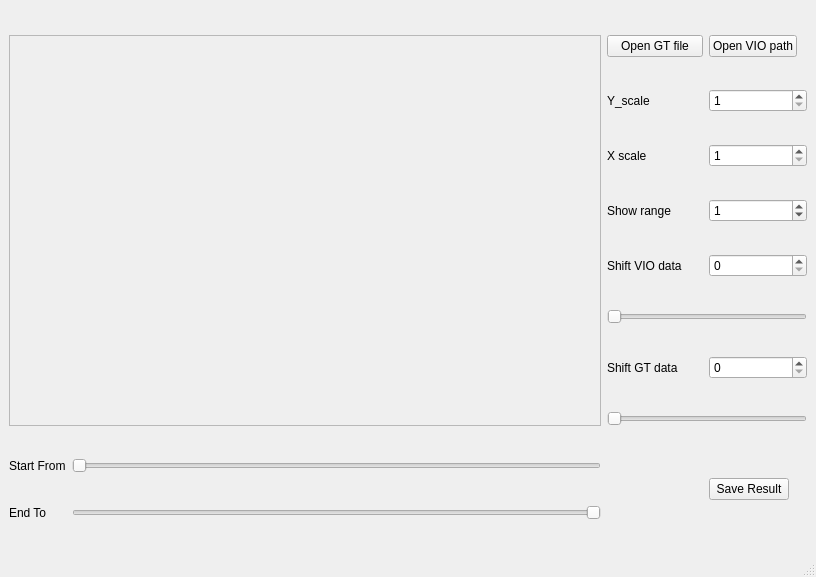
This is ui/main.ui in Jaron0211/vicon_alignment_tools as Qt 5 draws it before an edit. The edited form follows.
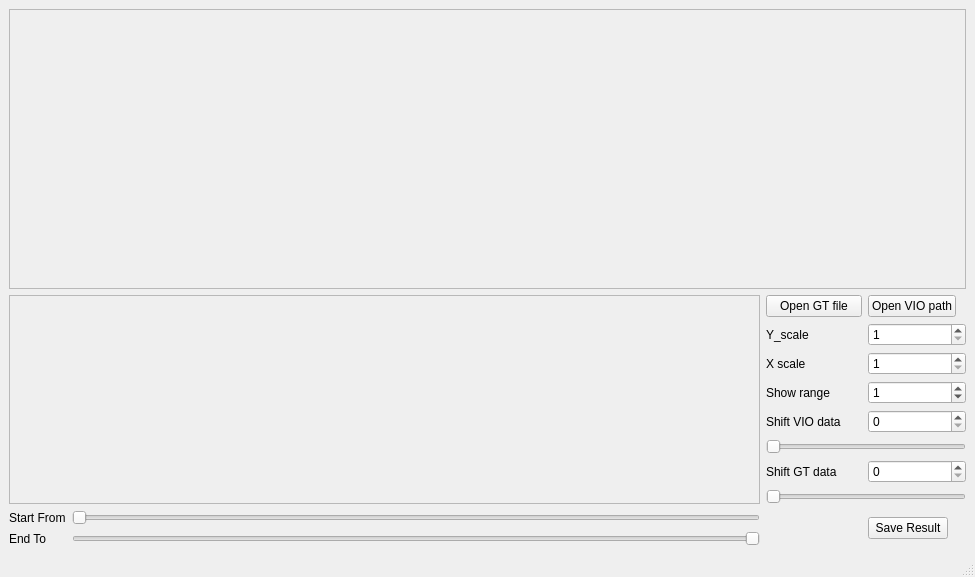
This is the edited form.

Patch:
```diff
--- a/ui/main.ui
+++ b/ui/main.ui
@@ -6,7 +6,7 @@
    <rect>
     <x>0</x>
     <y>0</y>
-    <width>816</width>
+    <width>975</width>
     <height>577</height>
    </rect>
   </property>
@@ -21,107 +21,23 @@
   </property>
   <widget class="QWidget" name="centralwidget">
    <layout class="QGridLayout" name="gridLayout">
-    <item row="1" column="2">
-     <widget class="QLabel" name="label_2">
+    <item row="0" column="0" colspan="4">
+     <widget class="QFrame" name="canvas_2">
       <property name="sizePolicy">
-       <sizepolicy hsizetype="Maximum" vsizetype="Preferred">
+       <sizepolicy hsizetype="Minimum" vsizetype="Preferred">
         <horstretch>0</horstretch>
         <verstretch>0</verstretch>
        </sizepolicy>
       </property>
-      <property name="text">
-       <string>Y_scale</string>
+      <property name="frameShape">
+       <enum>QFrame::StyledPanel</enum>
       </property>
-     </widget>
-    </item>
-    <item row="3" column="3">
-     <widget class="QSpinBox" name="range_spinbox">
-      <property name="maximum">
-       <number>10000</number>
+      <property name="frameShadow">
+       <enum>QFrame::Raised</enum>
       </property>
-      <property name="value">
-       <number>1</number>
-      </property>
      </widget>
     </item>
-    <item row="9" column="1">
-     <widget class="QSlider" name="Start_from">
-      <property name="maximum">
-       <number>100</number>
-      </property>
-      <property name="pageStep">
-       <number>1</number>
-      </property>
-      <property name="orientation">
-       <enum>Qt::Horizontal</enum>
-      </property>
-     </widget>
-    </item>
-    <item row="5" column="2" colspan="2">
-     <widget class="QSlider" name="vio_shifter">
-      <property name="minimumSize">
-       <size>
-        <width>200</width>
-        <height>0</height>
-       </size>
-      </property>
-      <property name="maximumSize">
-       <size>
-        <width>300</width>
-        <height>16777215</height>
-       </size>
-      </property>
-      <property name="pageStep">
-       <number>1</number>
-      </property>
-      <property name="orientation">
-       <enum>Qt::Horizontal</enum>
-      </property>
-     </widget>
-    </item>
-    <item row="7" column="2" colspan="2">
-     <widget class="QSlider" name="gt_shifter">
-      <property name="minimumSize">
-       <size>
-        <width>200</width>
-        <height>0</height>
-       </size>
-      </property>
-      <property name="maximumSize">
-       <size>
-        <width>300</width>
-        <height>16777215</height>
-       </size>
-      </property>
-      <property name="pageStep">
-       <number>1</number>
-      </property>
-      <property name="orientation">
-       <enum>Qt::Horizontal</enum>
-      </property>
-     </widget>
-    </item>
-    <item row="10" column="0">
-     <widget class="QLabel" name="label_7">
-      <property name="text">
-       <string>End To</string>
-      </property>
-     </widget>
-    </item>
-    <item row="3" column="2">
-     <widget class="QLabel" name="label_4">
-      <property name="sizePolicy">
-       <sizepolicy hsizetype="Maximum" vsizetype="Preferred">
-        <horstretch>0</horstretch>
-        <verstretch>0</verstretch>
-       </sizepolicy>
-      </property>
-      <property name="text">
-       <string>Show range</string>
-      </property>
-     </widget>
-    </item>
-    <item row="0" column="0" rowspan="8" colspan="2">
+    <item row="1" column="0" rowspan="8" colspan="2">
      <widget class="QFrame" name="canvas">
       <property name="sizePolicy">
        <sizepolicy hsizetype="Minimum" vsizetype="Preferred">
@@ -137,44 +53,7 @@
       </property>
      </widget>
     </item>
-    <item row="9" column="0">
-     <widget class="QLabel" name="label_3">
-      <property name="text">
-       <string>Start From</string>
-      </property>
-     </widget>
-    </item>
-    <item row="4" column="3">
-     <widget class="QSpinBox" name="nav_offset_spinbox">
-      <property name="value">
-       <number>0</number>
-      </property>
-     </widget>
-    </item>
-    <item row="6" column="3">
-     <widget class="QSpinBox" name="offset_spinbox">
-      <property name="maximum">
-       <number>10000</number>
-      </property>
-     </widget>
-    </item>
-    <item row="10" column="1">
-     <widget class="QSlider" name="End_to">
-      <property name="maximum">
-       <number>100</number>
-      </property>
-      <property name="pageStep">
-       <number>1</number>
-      </property>
-      <property name="orientation">
-       <enum>Qt::Horizontal</enum>
-      </property>
-      <property name="invertedAppearance">
-       <bool>true</bool>
-      </property>
-     </widget>
-    </item>
-    <item row="0" column="2">
+    <item row="1" column="2">
      <widget class="QPushButton" name="GT_file">
       <property name="text">
        <string>Open GT file</string>
@@ -182,16 +61,6 @@
      </widget>
     </item>
     <item row="1" column="3">
-     <widget class="QSpinBox" name="yscale_spinbox">
-      <property name="minimum">
-       <number>1</number>
-      </property>
-      <property name="maximum">
-       <number>10000</number>
-      </property>
-     </widget>
-    </item>
-    <item row="0" column="3">
      <widget class="QPushButton" name="VIO_file">
       <property name="sizePolicy">
        <sizepolicy hsizetype="Maximum" vsizetype="Fixed">
@@ -204,30 +73,30 @@
       </property>
      </widget>
     </item>
-    <item row="6" column="2">
-     <widget class="QLabel" name="label_6">
-      <property name="sizePolicy">
-       <sizepolicy hsizetype="Maximum" vsizetype="Preferred">
-        <horstretch>0</horstretch>
-        <verstretch>0</verstretch>
-       </sizepolicy>
-      </property>
-      <property name="text">
-       <string>Shift GT data</string>
-      </property>
-     </widget>
-    </item>
-    <item row="2" column="3">
-     <widget class="QSpinBox" name="xscale_spinbox">
-      <property name="minimum">
-       <number>1</number>
-      </property>
-      <property name="maximum">
-       <number>10000</number>
-      </property>
-     </widget>
-    </item>
     <item row="2" column="2">
+     <widget class="QLabel" name="label_2">
+      <property name="sizePolicy">
+       <sizepolicy hsizetype="Maximum" vsizetype="Preferred">
+        <horstretch>0</horstretch>
+        <verstretch>0</verstretch>
+       </sizepolicy>
+      </property>
+      <property name="text">
+       <string>Y_scale</string>
+      </property>
+     </widget>
+    </item>
+    <item row="2" column="3">
+     <widget class="QSpinBox" name="yscale_spinbox">
+      <property name="minimum">
+       <number>1</number>
+      </property>
+      <property name="maximum">
+       <number>10000</number>
+      </property>
+     </widget>
+    </item>
+    <item row="3" column="2">
      <widget class="QLabel" name="label">
       <property name="sizePolicy">
        <sizepolicy hsizetype="Maximum" vsizetype="Preferred">
@@ -240,7 +109,40 @@
       </property>
      </widget>
     </item>
+    <item row="3" column="3">
+     <widget class="QSpinBox" name="xscale_spinbox">
+      <property name="minimum">
+       <number>1</number>
+      </property>
+      <property name="maximum">
+       <number>10000</number>
+      </property>
+     </widget>
+    </item>
     <item row="4" column="2">
+     <widget class="QLabel" name="label_4">
+      <property name="sizePolicy">
+       <sizepolicy hsizetype="Maximum" vsizetype="Preferred">
+        <horstretch>0</horstretch>
+        <verstretch>0</verstretch>
+       </sizepolicy>
+      </property>
+      <property name="text">
+       <string>Show range</string>
+      </property>
+     </widget>
+    </item>
+    <item row="4" column="3">
+     <widget class="QSpinBox" name="range_spinbox">
+      <property name="maximum">
+       <number>10000</number>
+      </property>
+      <property name="value">
+       <number>1</number>
+      </property>
+     </widget>
+    </item>
+    <item row="5" column="2">
      <widget class="QLabel" name="label_5">
       <property name="sizePolicy">
        <sizepolicy hsizetype="Maximum" vsizetype="Preferred">
@@ -253,6 +155,97 @@
       </property>
      </widget>
     </item>
+    <item row="5" column="3">
+     <widget class="QSpinBox" name="nav_offset_spinbox">
+      <property name="value">
+       <number>0</number>
+      </property>
+     </widget>
+    </item>
+    <item row="6" column="2" colspan="2">
+     <widget class="QSlider" name="vio_shifter">
+      <property name="minimumSize">
+       <size>
+        <width>200</width>
+        <height>0</height>
+       </size>
+      </property>
+      <property name="maximumSize">
+       <size>
+        <width>300</width>
+        <height>16777215</height>
+       </size>
+      </property>
+      <property name="pageStep">
+       <number>1</number>
+      </property>
+      <property name="orientation">
+       <enum>Qt::Horizontal</enum>
+      </property>
+     </widget>
+    </item>
+    <item row="7" column="2">
+     <widget class="QLabel" name="label_6">
+      <property name="sizePolicy">
+       <sizepolicy hsizetype="Maximum" vsizetype="Preferred">
+        <horstretch>0</horstretch>
+        <verstretch>0</verstretch>
+       </sizepolicy>
+      </property>
+      <property name="text">
+       <string>Shift GT data</string>
+      </property>
+     </widget>
+    </item>
+    <item row="7" column="3">
+     <widget class="QSpinBox" name="offset_spinbox">
+      <property name="maximum">
+       <number>10000</number>
+      </property>
+     </widget>
+    </item>
+    <item row="8" column="2" colspan="2">
+     <widget class="QSlider" name="gt_shifter">
+      <property name="minimumSize">
+       <size>
+        <width>200</width>
+        <height>0</height>
+       </size>
+      </property>
+      <property name="maximumSize">
+       <size>
+        <width>300</width>
+        <height>16777215</height>
+       </size>
+      </property>
+      <property name="pageStep">
+       <number>1</number>
+      </property>
+      <property name="orientation">
+       <enum>Qt::Horizontal</enum>
+      </property>
+     </widget>
+    </item>
+    <item row="9" column="0">
+     <widget class="QLabel" name="label_3">
+      <property name="text">
+       <string>Start From</string>
+      </property>
+     </widget>
+    </item>
+    <item row="9" column="1">
+     <widget class="QSlider" name="Start_from">
+      <property name="maximum">
+       <number>100</number>
+      </property>
+      <property name="pageStep">
+       <number>1</number>
+      </property>
+      <property name="orientation">
+       <enum>Qt::Horizontal</enum>
+      </property>
+     </widget>
+    </item>
     <item row="9" column="3" rowspan="2">
      <widget class="QPushButton" name="save_result">
       <property name="sizePolicy">
@@ -266,6 +259,29 @@
       </property>
      </widget>
     </item>
+    <item row="10" column="0">
+     <widget class="QLabel" name="label_7">
+      <property name="text">
+       <string>End To</string>
+      </property>
+     </widget>
+    </item>
+    <item row="10" column="1">
+     <widget class="QSlider" name="End_to">
+      <property name="maximum">
+       <number>100</number>
+      </property>
+      <property name="pageStep">
+       <number>1</number>
+      </property>
+      <property name="orientation">
+       <enum>Qt::Horizontal</enum>
+      </property>
+      <property name="invertedAppearance">
+       <bool>true</bool>
+      </property>
+     </widget>
+    </item>
    </layout>
   </widget>
   <widget class="QMenuBar" name="menubar">
@@ -273,7 +289,7 @@
     <rect>
      <x>0</x>
      <y>0</y>
-     <width>816</width>
+     <width>975</width>
      <height>22</height>
     </rect>
    </property>
```
